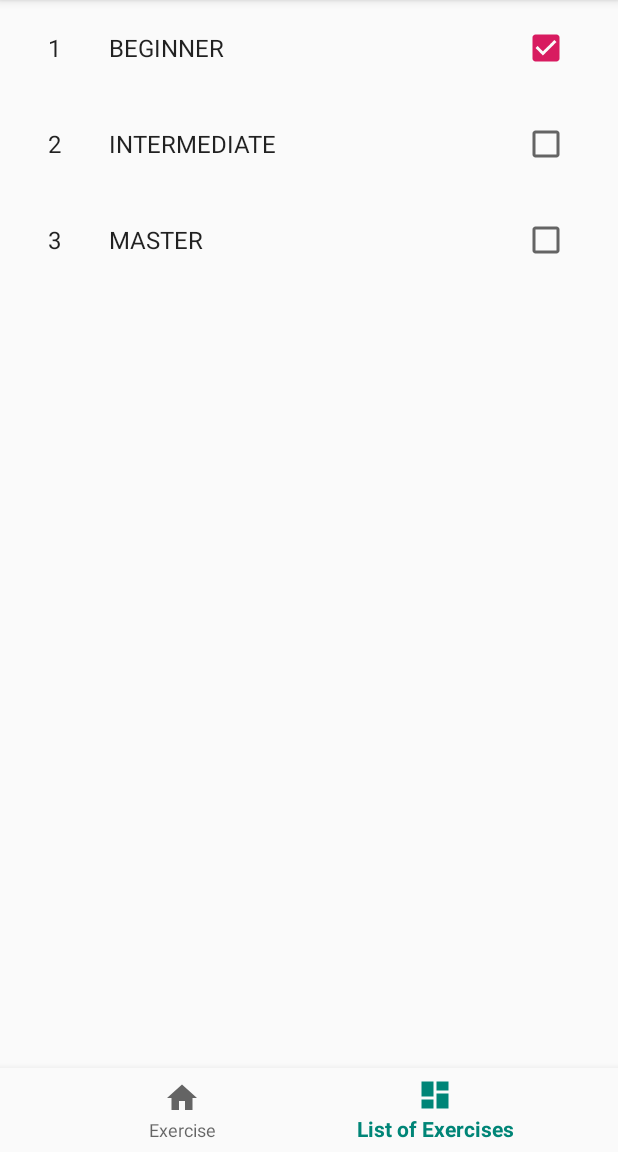
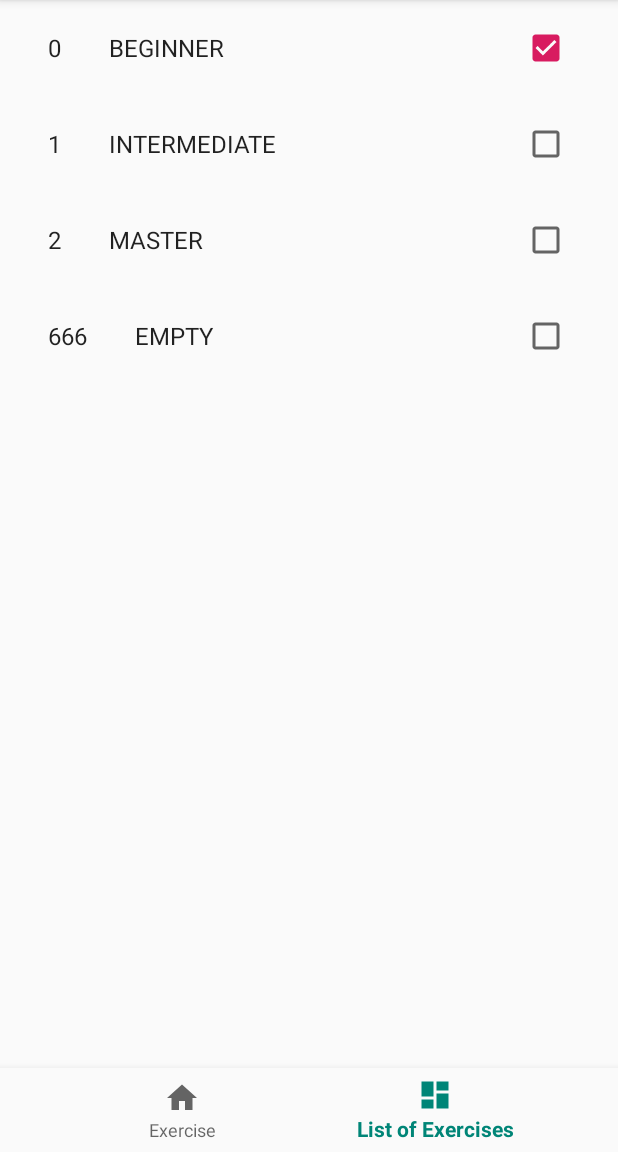
Before and after one commit to PiotrKlis/PracticePad, an Android app: the screen it shows after launch (MainActivity), item 2 of the bottom bar chosen, on a phone screen of 412 x 824 dp, the part 84-1236 px from its top. Run offline under Robolectric (Android 15) with nearby library versions, the phone set to English and light mode, and no system bars.

Commit message:
Room deleted, ExerciseSet ready for rendering in Exercise view

```diff
--- a/app/src/main/java/com/piotr/practicepad/ui/main/Exercise/ExerciseData.kt
+++ b/app/src/main/java/com/piotr/practicepad/ui/main/Exercise/ExerciseData.kt
@@ -2,16 +2,17 @@ package com.piotr.practicepad.ui.main.Exercise
 
 import com.piotr.practicepad.ui.main.utils.Helper
 
-enum class ExerciseData(val time: Long, val title: String, val image: String, val id: List<Int>) {
-    SINGLE_STROKE_ROLL(Helper.secondsToMiliseconds(60), "single_stroke_roll", "single_stroke_roll", listOf(1, 2, 3)),
-    SINGLE_STROKE_FOUR(Helper.secondsToMiliseconds(60), "single_stroke_four", "single_stroke_roll", listOf(2)),
-    SINGLE_STROKE_SEVEN(Helper.secondsToMiliseconds(60), "single_stroke_seven", "single_stroke_seven", listOf(3)),
-    MULTIPLE_BOUNCE_ROLL(Helper.secondsToMiliseconds(60), "multiple_bounce_roll", "multiple_bounce_roll", listOf(1)),
-    TRIPLE_STROKE_ROLL(Helper.secondsToMiliseconds(60), "triple_stroke_roll", "triple_stroke_roll", listOf(2)),
-    DOUBLE_STROKE_OPEN_ROLL(Helper.secondsToMiliseconds(60), "double_stroke_open_roll", "double_stroke_open_roll", listOf(1, 3)),
-    FIVE_STROKE_ROLL(Helper.secondsToMiliseconds(60), "five_stroke_roll", "six_stroke_roll", listOf(2)),
-    SIX_STROKE_ROLL(Helper.secondsToMiliseconds(60), "six_stroke_roll", "six_stroke_roll", listOf(1)),
-    SEVEN_STROKE_ROLL(Helper.secondsToMiliseconds(60), "seven_stroke_roll", "seven_stroke_roll", listOf(3, 2)),
-    DOUBLES(Helper.secondsToMiliseconds(60), "Doubles", "doubles", listOf(1, 2, 3)),
-    TRIPLETS(Helper.secondsToMiliseconds(60), "Triplets", "triplets", listOf(3));
+enum class ExerciseData(val time: Long, val title: String, val image: String) {
+    SINGLE_STROKE_ROLL(Helper.secondsToMiliseconds(60), "single_stroke_roll", "single_stroke_roll"),
+    SINGLE_STROKE_FOUR(Helper.secondsToMiliseconds(60), "single_stroke_four", "single_stroke_roll"),
+    SINGLE_STROKE_SEVEN(Helper.secondsToMiliseconds(60), "single_stroke_seven", "single_stroke_seven"),
+    MULTIPLE_BOUNCE_ROLL(Helper.secondsToMiliseconds(60), "multiple_bounce_roll", "multiple_bounce_roll"),
+    TRIPLE_STROKE_ROLL(Helper.secondsToMiliseconds(60), "triple_stroke_roll", "triple_stroke_roll"),
+    DOUBLE_STROKE_OPEN_ROLL(Helper.secondsToMiliseconds(60), "double_stroke_open_roll", "double_stroke_open_roll"),
+    FIVE_STROKE_ROLL(Helper.secondsToMiliseconds(60), "five_stroke_roll", "six_stroke_roll"),
+    SIX_STROKE_ROLL(Helper.secondsToMiliseconds(60), "six_stroke_roll", "six_stroke_roll"),
+    SEVEN_STROKE_ROLL(Helper.secondsToMiliseconds(60), "seven_stroke_roll", "seven_stroke_roll"),
+    DOUBLES(Helper.secondsToMiliseconds(60), "Doubles", "doubles"),
+    TRIPLETS(Helper.secondsToMiliseconds(60), "Triplets", "triplets"),
+    EMPTY(Helper.secondsToMiliseconds(60), "EMPTY", "EMPTY")
 }
--- a/app/src/main/java/com/piotr/practicepad/ui/main/Exercise/ExerciseFragment.kt
+++ b/app/src/main/java/com/piotr/practicepad/ui/main/Exercise/ExerciseFragment.kt
@@ -7,8 +7,9 @@ import android.support.v4.app.Fragment
 import android.view.LayoutInflater
 import android.view.View
 import android.view.ViewGroup
-import android.widget.Toast
 import com.piotr.practicepad.R
+import com.piotr.practicepad.ui.main.ExerciseList.ExerciseSetData
+import kotlinx.android.synthetic.main.fragment_excercise_set.*
 
 class ExerciseFragment : Fragment() {
 
@@ -19,15 +20,19 @@ class ExerciseFragment : Fragment() {
     private lateinit var viewModel: ExerciseViewModel
 
     override fun onCreateView(inflater: LayoutInflater, container: ViewGroup?, savedInstanceState: Bundle?): View {
-        return inflater.inflate(R.layout.fragment_exerciseset, container, false)
+        return inflater.inflate(R.layout.fragment_excercise_set, container, false)
     }
 
     override fun onActivityCreated(savedInstanceState: Bundle?) {
         super.onActivityCreated(savedInstanceState)
         viewModel = ViewModelProviders.of(this).get(ExerciseViewModel().javaClass)
-        viewModel.getExercises()?.observe(this, Observer<List<Exercise>>
+        viewModel.getExercises()?.observe(this, Observer<ExerciseSetData>
         {
-                exercises -> Toast.makeText(context, exercises?.get(0)?.title, Toast.LENGTH_LONG).show()
+                exercise -> renderElements(exercise)
         })
     }
+
+    private fun renderElements(exercise: ExerciseSetData?) {
+        overall_time.setText(exercise?.exerciseDataList?.get(0)?.time.toString())
+    }
 }
--- a/app/src/main/java/com/piotr/practicepad/ui/main/Exercise/ExerciseViewModel.kt
+++ b/app/src/main/java/com/piotr/practicepad/ui/main/Exercise/ExerciseViewModel.kt
@@ -1,18 +1,23 @@
 package com.piotr.practicepad.ui.main.Exercise
 
 import android.arch.lifecycle.LiveData
+import android.arch.lifecycle.MutableLiveData
 import android.arch.lifecycle.ViewModel
+import com.piotr.practicepad.ui.main.ExerciseList.ExerciseSetData
 import com.piotr.practicepad.ui.main.Room.ExerciseRepository
 import com.piotr.practicepad.ui.main.SharedPrefs.Companion.getActiveSet
 
 class ExerciseViewModel: ViewModel() {
     private var exerciseRepository: ExerciseRepository? = null
+    var list : MutableLiveData<ExerciseSetData>? = null
 
     init {
         exerciseRepository = ExerciseRepository()
+        list = MutableLiveData()
     }
 
-    fun getExercises(): LiveData<List<Exercise>>? {
-        return exerciseRepository?.getExercisesById(getActiveSet())
+    fun getExercises(): LiveData<ExerciseSetData>? {
+        list?.value = exerciseRepository?.getExercisesById(getActiveSet())
+        return list
     }
 }
--- a/app/src/main/java/com/piotr/practicepad/ui/main/ExerciseList/ExerciseListFragment.kt
+++ b/app/src/main/java/com/piotr/practicepad/ui/main/ExerciseList/ExerciseListFragment.kt
@@ -26,7 +26,7 @@ class ExerciseListFragment : Fragment(), ExerciseListCheckBoxListener {
         recycler_list.adapter = adapter
         val sets = viewModel.getExerciseSets()
         adapter?.setListener(this)
-        adapter?.setItems(sets, SharedPrefs.getActiveSet())
+        adapter?.setItems(sets)
         markActiveExercise()
     }
 
@@ -39,7 +39,6 @@ class ExerciseListFragment : Fragment(), ExerciseListCheckBoxListener {
     }
 
     override fun checkboxClick() {
-        adapter?.setSelectedExerciseSet(SharedPrefs.getActiveSet())
         adapter?.notifyDataSetChanged()
     }
 }
--- a/app/src/main/java/com/piotr/practicepad/ui/main/ExerciseList/ExerciseSetAdapter.kt
+++ b/app/src/main/java/com/piotr/practicepad/ui/main/ExerciseList/ExerciseSetAdapter.kt
@@ -16,20 +16,14 @@ class ExerciseSetAdapter : RecyclerView.Adapter<ExerciseSetAdapter.ViewHolder>()
 
     private var onClickListener: ExerciseListCheckBoxListener? = null
     private var exerciseSetList: Array<ExerciseSetData> = emptyArray()
-    private var selectedExerciseSet: Int = 0
 
     fun setListener(listener: ExerciseListCheckBoxListener) {
         onClickListener = listener
     }
 
-    fun setItems(items: Array<ExerciseSetData>?, selectedExerciseSet: Int?) {
+    fun setItems(items: Array<ExerciseSetData>?) {
         this.exerciseSetList = items!!
-        this.selectedExerciseSet = selectedExerciseSet!!
         notifyDataSetChanged()
-    }
-
-    fun setSelectedExerciseSet(selectedSet: Int?) {
-        this.selectedExerciseSet = selectedSet!!
     }
 
     override fun onCreateViewHolder(parent: ViewGroup, viewType: Int): ViewHolder {
@@ -67,6 +61,6 @@ class ExerciseSetAdapter : RecyclerView.Adapter<ExerciseSetAdapter.ViewHolder>()
     }
 
     fun shouldBeChecked(position: Int): Boolean {
-        return position == selectedExerciseSet
+        return position == SharedPrefs.getActiveSet()
     }
 }
--- a/app/src/main/java/com/piotr/practicepad/ui/main/ExerciseList/ExerciseSetData.kt
+++ b/app/src/main/java/com/piotr/practicepad/ui/main/ExerciseList/ExerciseSetData.kt
@@ -4,9 +4,10 @@ import com.piotr.practicepad.ui.main.Exercise.ExerciseData
 import com.piotr.practicepad.ui.main.Exercise.ExerciseData.*
 
 enum class ExerciseSetData(val id: Int, val title: String, val exerciseDataList: List<ExerciseData>) {
-    BEGINNER(1, "Beginner", getBeginnerSet()),
-    INTERMEDIATE(2, "Intermediate", getAdvancedSet()),
-    MASTER(3, "Master", getMasterSet());
+    BEGINNER(0, "Beginner", getBeginnerSet()),
+    INTERMEDIATE(1, "Intermediate", getAdvancedSet()),
+    MASTER(2, "Master", getMasterSet()),
+    EMPTY(666, "EMPTY", getEmptySet());
 }
 
 private fun getBeginnerSet(): List<ExerciseData> {
@@ -20,3 +21,7 @@ private fun getAdvancedSet(): List<ExerciseData> {
 private fun getMasterSet(): List<ExerciseData> {
     return listOf(SIX_STROKE_ROLL, SEVEN_STROKE_ROLL, DOUBLES, TRIPLETS)
 }
+
+private fun getEmptySet(): List<ExerciseData> {
+    return listOf(EMPTY)
+}
--- a/app/src/main/java/com/piotr/practicepad/ui/main/ExerciseList/ExerciseSetViewModel.kt
+++ b/app/src/main/java/com/piotr/practicepad/ui/main/ExerciseList/ExerciseSetViewModel.kt
@@ -1,13 +1,8 @@
 package com.piotr.practicepad.ui.main.ExerciseList
 
-import android.arch.lifecycle.LiveData
 import android.arch.lifecycle.ViewModel
-import com.piotr.practicepad.ui.main.Exercise.ExerciseData
 import com.piotr.practicepad.ui.main.ExerciseDataRepository
 import com.piotr.practicepad.ui.main.ExerciseDataRepositoryImpl
-import com.piotr.practicepad.ui.main.Room.ExerciseSetEntity
-import com.piotr.practicepad.ui.main.Room.ExerciseSetRepository
-import com.piotr.practicepad.ui.main.SharedPrefs
 
 class ExerciseSetViewModel : ViewModel() {
 
--- a/app/src/main/java/com/piotr/practicepad/ui/main/PracticePad.kt
+++ b/app/src/main/java/com/piotr/practicepad/ui/main/PracticePad.kt
@@ -1,17 +1,11 @@
 package com.piotr.practicepad.ui.main
 
 import android.app.Application
-import com.piotr.practicepad.ui.main.Room.PracticePadDatabase
 
 class PracticePad : Application() {
 
     override fun onCreate() {
         super.onCreate()
         SharedPrefs.initSharedPrefs(applicationContext)
-        initiliazeRoomDatabase(this)
-    }
-
-    private fun initiliazeRoomDatabase(applicationContext: Application) {
-        PracticePadDatabase.initializeDatabase(applicationContext)
     }
 }
--- a/app/src/main/java/com/piotr/practicepad/ui/main/Room/ExerciseDao.kt
+++ /dev/null
@@ -1,22 +0,0 @@
-package com.piotr.practicepad.ui.main.Room
-
-import android.arch.lifecycle.LiveData
-import android.arch.persistence.room.Dao
-import android.arch.persistence.room.Insert
-import android.arch.persistence.room.OnConflictStrategy.REPLACE
-import android.arch.persistence.room.Query
-
-@Dao
-interface ExerciseDao {
-    @Query("SELECT * FROM exerciseentity")
-    fun getAll(): LiveData<List<ExerciseEntity>>
-
-    @Insert(onConflict = REPLACE)
-    fun insert(exerciseEntities: List<ExerciseEntity>?)
-
-    @Query("DELETE from exerciseentity")
-    fun deleteAll()
-
-    @Query("SELECT * FROM exerciseentity")
-    fun getExercisesById(): LiveData<List<ExerciseEntity>>
-}
--- a/app/src/main/java/com/piotr/practicepad/ui/main/Room/ExerciseRepository.kt
+++ b/app/src/main/java/com/piotr/practicepad/ui/main/Room/ExerciseRepository.kt
@@ -1,41 +1,15 @@
 package com.piotr.practicepad.ui.main.Room
 
-import android.arch.lifecycle.LiveData
-import android.arch.lifecycle.Transformations
-import com.piotr.practicepad.ui.main.Exercise.Exercise
+import com.piotr.practicepad.ui.main.ExerciseList.ExerciseSetData
 
 class ExerciseRepository {
-    var exerciseDao: ExerciseDao? = null
 
-    init {
-        val exerciseSetDatabase = PracticePadDatabase.getInstance()
-        exerciseDao = exerciseSetDatabase?.exerciseDao()
-    }
-
-    fun getExercisesById(exerciseSetId: Int?): LiveData<List<Exercise>>? {
-        val exerciseEntities = exerciseDao?.getExercisesById()
-        return mapToDomain(exerciseEntities)
-    }
-
-    private fun mapToDomain(exerciseEntities: LiveData<List<ExerciseEntity>>?): LiveData<List<Exercise>>? {
-        if (exerciseEntities != null) {
-            return Transformations.map(exerciseEntities) { exerciseEntity -> mapToExercise(exerciseEntity) }
-        } else {
-            return null
+    fun getExercisesById(exerciseSetId: Int?): ExerciseSetData? {
+        for (exerciseData in ExerciseSetData.values()) {
+            if (exerciseData.id == exerciseSetId) {
+                return exerciseData
+            }
         }
-    }
-
-    fun mapToExercise(listOfExerciseEntities: List<ExerciseEntity>): List<Exercise>? {
-        val exercises: ArrayList<Exercise> = arrayListOf()
-        for (exerciseEntity in listOfExerciseEntities) {
-            val exercise = Exercise(
-                exerciseEntity.id,
-                exerciseEntity.time,
-                exerciseEntity.title,
-                exerciseEntity.image
-            )
-            exercises.add(exercise)
-        }
-        return exercises
+        return ExerciseSetData.EMPTY
     }
 }
--- a/app/src/main/java/com/piotr/practicepad/ui/main/Room/ExerciseSetDao.kt
+++ /dev/null
@@ -1,22 +0,0 @@
-package com.piotr.practicepad.ui.main.Room
-
-import android.arch.lifecycle.LiveData
-import android.arch.persistence.room.Dao
-import android.arch.persistence.room.Insert
-import android.arch.persistence.room.OnConflictStrategy.REPLACE
-import android.arch.persistence.room.Query
-
-@Dao
-interface ExerciseSetDao {
-    @Query("SELECT * FROM exercisesetentity")
-    fun getAll(): LiveData<List<ExerciseSetEntity>>
-
-    @Insert(onConflict = REPLACE)
-    fun insert(exerciseSetEntities: ArrayList<ExerciseSetEntity>?)
-
-    @Query("DELETE from exercisesetentity")
-    fun deleteAll()
-
-    @Query("SELECT * FROM exercisesetentity WHERE id LIKE :id")
-    fun getExerciseSetById(id: Int): LiveData<ExerciseSetEntity>?
-}
--- a/app/src/main/java/com/piotr/practicepad/ui/main/Room/PracticePadDatabase.kt
+++ /dev/null
@@ -1,103 +0,0 @@
-package com.piotr.practicepad.ui.main.Room
-
-import android.app.Application
-import android.arch.persistence.db.SupportSQLiteDatabase
-import android.arch.persistence.room.*
-import com.piotr.practicepad.ui.main.Exercise.ExerciseData
-import com.piotr.practicepad.ui.main.ExerciseList.ExerciseSetData
-import kotlinx.coroutines.GlobalScope
-import kotlinx.coroutines.launch
-
-@Database(entities = [ExerciseSetEntity::class, ExerciseEntity::class], version = 2)
-@TypeConverters(ListConverter::class)
-abstract class PracticePadDatabase : RoomDatabase() {
-
-    abstract fun exerciseSetDao(): ExerciseSetDao
-    abstract fun exerciseDao(): ExerciseDao
-
-    companion object {
-        private var INSTANCE: PracticePadDatabase? = null
-
-        fun getInstance(): PracticePadDatabase? {
-            return INSTANCE
-        }
-
-        fun initializeDatabase(application: Application) {
-            if (INSTANCE == null) {
-                synchronized(PracticePadDatabase::class) {
-                    INSTANCE =
-                            Room.databaseBuilder(application, PracticePadDatabase::class.java, "exercise_set_database")
-                                .fallbackToDestructiveMigration()
-                                .addCallback(roomDatabaseCallback())
-                                .build()
-                }
-            }
-        }
-
-        private fun roomDatabaseCallback() = object : RoomDatabase.Callback() {
-            override fun onOpen(db: SupportSQLiteDatabase) {
-                super.onOpen(db)
-                GlobalScope.launch {
-                    insertDataIntoDB()
-                }
-            }
-        }
-
-        private fun insertDataIntoDB() {
-            purgeDB()
-            saveExercises()
-            saveExerciseSets()
-        }
-
-        private fun purgeDB() {
-            val exerciseSetDao = INSTANCE?.exerciseSetDao()
-            val exerciseDao = INSTANCE?.exerciseDao()
-            exerciseSetDao?.deleteAll()
-            exerciseDao?.deleteAll()
-        }
-
-        private fun saveExerciseSets() {
-            val exerciseSetDao = INSTANCE?.exerciseSetDao()
-            val enumExercises = ExerciseSetData.values()
-            val exerciseSetEntityList: ArrayList<ExerciseSetEntity>? = arrayListOf()
-
-            for (exerciseSet in enumExercises) {
-                val exerciseSetEntity =
-                    mapExerciseSetDataToEntities(
-                        exerciseSet
-                    )
-                exerciseSetEntityList?.add(exerciseSetEntity)
-            }
-            exerciseSetDao?.insert(exerciseSetEntityList)
-        }
-
-        private fun saveExercises() {
-            val exerciseDao = INSTANCE?.exerciseDao()
-            val enumExercises = ExerciseData.values()
-            val exerciseEntityList: ArrayList<ExerciseEntity>? = arrayListOf()
-
-            for (exercise in enumExercises) {
-                val exerciseEntity =
-                    mapExerciseDataToEntities(exercise)
-                exerciseEntityList?.add(exerciseEntity)
-            }
-            exerciseDao?.insert(exerciseEntityList)
-        }
-
-        private fun mapExerciseDataToEntities(exercise: ExerciseData): ExerciseEntity {
-            return ExerciseEntity(
-                exercise.id,
-                exercise.time,
-                exercise.title,
-                exercise.image
-            )
-        }
-
-        private fun mapExerciseSetDataToEntities(exerciseSet: ExerciseSetData): ExerciseSetEntity {
-            return ExerciseSetEntity(
-                exerciseSet.id,
-                exerciseSet.title
-            )
-        }
-    }
-}
--- a/app/src/main/java/com/piotr/practicepad/ui/main/SharedPrefs.kt
+++ b/app/src/main/java/com/piotr/practicepad/ui/main/SharedPrefs.kt
@@ -3,7 +3,7 @@ package com.piotr.practicepad.ui.main
 import android.content.Context
 import android.content.SharedPreferences
 
-class SharedPrefs() {
+class SharedPrefs {
 
     companion object {
         var prefs: SharedPreferences? = null
```
Also changed, not shown: app/src/main/java/com/piotr/practicepad/ui/main/Room/ExerciseEntity.kt (deleted, +0 -7 lines), app/src/main/java/com/piotr/practicepad/ui/main/Room/ExerciseSetEntity.kt (deleted, +0 -9 lines), app/src/main/java/com/piotr/practicepad/ui/main/Room/ExerciseSetRepository.kt (deleted, +0 -20 lines), app/src/main/java/com/piotr/practicepad/ui/main/Room/ListConverter.kt (deleted, +0 -24 lines), app/src/main/res/layout/fragment_excercise_set.xml (renamed from app/src/main/res/layout/excercise_view.xml, +7 -9 lines).
